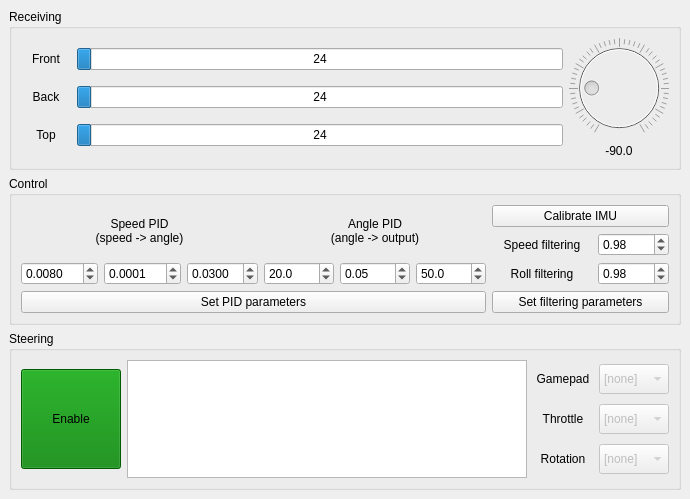
The window that src/rys_control/remote/src/UI/Layouts/RysRemoteMainWindowLayout.ui (GroupOfRobots/MiniRysV4ROS2) describes before a commit, drawn with Qt 5.
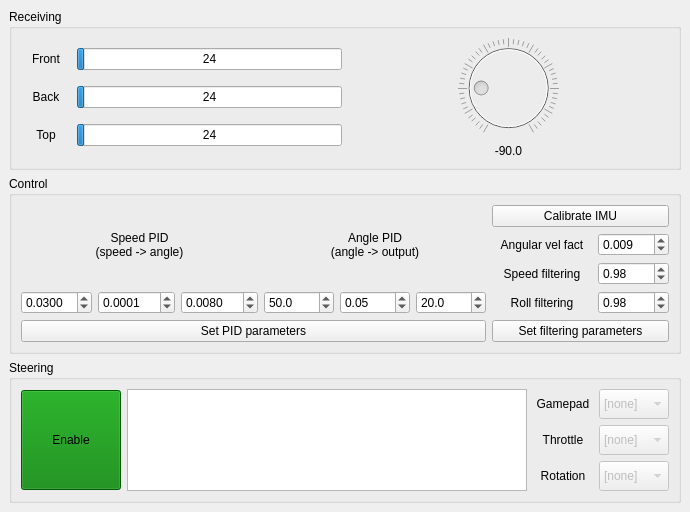
The same window after the commit.

Commit message: rys_remote: added Angular Velocity factor spinbox and handlers

```diff
--- a/src/rys_control/remote/src/UI/Layouts/RysRemoteMainWindowLayout.ui
+++ b/src/rys_control/remote/src/UI/Layouts/RysRemoteMainWindowLayout.ui
@@ -49,6 +49,12 @@
            </item>
            <item>
             <widget class="QProgressBar" name="sonarFrontBar">
+             <property name="sizePolicy">
+              <sizepolicy hsizetype="Expanding" vsizetype="Fixed">
+               <horstretch>0</horstretch>
+               <verstretch>0</verstretch>
+              </sizepolicy>
+             </property>
              <property name="minimumSize">
               <size>
                <width>100</width>
@@ -97,6 +103,12 @@
            </item>
            <item>
             <widget class="QProgressBar" name="sonarBackBar">
+             <property name="sizePolicy">
+              <sizepolicy hsizetype="Expanding" vsizetype="Fixed">
+               <horstretch>0</horstretch>
+               <verstretch>0</verstretch>
+              </sizepolicy>
+             </property>
              <property name="minimumSize">
               <size>
                <width>100</width>
@@ -145,6 +157,12 @@
            </item>
            <item>
             <widget class="QProgressBar" name="sonarTopBar">
+             <property name="sizePolicy">
+              <sizepolicy hsizetype="Expanding" vsizetype="Fixed">
+               <horstretch>0</horstretch>
+               <verstretch>0</verstretch>
+              </sizepolicy>
+             </property>
              <property name="minimumSize">
               <size>
                <width>100</width>
@@ -176,6 +194,12 @@
            <property name="enabled">
             <bool>false</bool>
            </property>
+           <property name="sizePolicy">
+            <sizepolicy hsizetype="Expanding" vsizetype="Expanding">
+             <horstretch>0</horstretch>
+             <verstretch>0</verstretch>
+            </sizepolicy>
+           </property>
            <property name="minimumSize">
             <size>
              <width>100</width>
@@ -269,50 +293,6 @@
              </item>
              <item>
               <layout class="QHBoxLayout" name="horizontalLayout_5">
-               <item>
-                <widget class="QDoubleSpinBox" name="speedDSpinBox">
-                 <property name="minimumSize">
-                  <size>
-                   <width>70</width>
-                   <height>0</height>
-                  </size>
-                 </property>
-                 <property name="decimals">
-                  <number>4</number>
-                 </property>
-                 <property name="maximum">
-                  <double>100.000000000000000</double>
-                 </property>
-                 <property name="singleStep">
-                  <double>0.001000000000000</double>
-                 </property>
-                 <property name="value">
-                  <double>0.008000000000000</double>
-                 </property>
-                </widget>
-               </item>
-               <item>
-                <widget class="QDoubleSpinBox" name="speedISpinBox">
-                 <property name="minimumSize">
-                  <size>
-                   <width>70</width>
-                   <height>0</height>
-                  </size>
-                 </property>
-                 <property name="decimals">
-                  <number>4</number>
-                 </property>
-                 <property name="maximum">
-                  <double>100.000000000000000</double>
-                 </property>
-                 <property name="singleStep">
-                  <double>0.000100000000000</double>
-                 </property>
-                 <property name="value">
-                  <double>0.000100000000000</double>
-                 </property>
-                </widget>
-               </item>
                <item>
                 <widget class="QDoubleSpinBox" name="speedPSpinBox">
                  <property name="minimumSize">
@@ -335,6 +315,50 @@
                  </property>
                 </widget>
                </item>
+               <item>
+                <widget class="QDoubleSpinBox" name="speedISpinBox">
+                 <property name="minimumSize">
+                  <size>
+                   <width>70</width>
+                   <height>0</height>
+                  </size>
+                 </property>
+                 <property name="decimals">
+                  <number>4</number>
+                 </property>
+                 <property name="maximum">
+                  <double>100.000000000000000</double>
+                 </property>
+                 <property name="singleStep">
+                  <double>0.000100000000000</double>
+                 </property>
+                 <property name="value">
+                  <double>0.000100000000000</double>
+                 </property>
+                </widget>
+               </item>
+               <item>
+                <widget class="QDoubleSpinBox" name="speedDSpinBox">
+                 <property name="minimumSize">
+                  <size>
+                   <width>70</width>
+                   <height>0</height>
+                  </size>
+                 </property>
+                 <property name="decimals">
+                  <number>4</number>
+                 </property>
+                 <property name="maximum">
+                  <double>100.000000000000000</double>
+                 </property>
+                 <property name="singleStep">
+                  <double>0.001000000000000</double>
+                 </property>
+                 <property name="value">
+                  <double>0.008000000000000</double>
+                 </property>
+                </widget>
+               </item>
               </layout>
              </item>
             </layout>
@@ -360,41 +384,6 @@
              </item>
              <item>
               <layout class="QHBoxLayout" name="horizontalLayout_2">
-               <item>
-                <widget class="QDoubleSpinBox" name="angleDSpinBox">
-                 <property name="minimumSize">
-                  <size>
-                   <width>70</width>
-                   <height>0</height>
-                  </size>
-                 </property>
-                 <property name="decimals">
-                  <number>1</number>
-                 </property>
-                 <property name="maximum">
-                  <double>100.000000000000000</double>
-                 </property>
-                 <property name="value">
-                  <double>20.000000000000000</double>
-                 </property>
-                </widget>
-               </item>
-               <item>
-                <widget class="QDoubleSpinBox" name="angleISpinBox">
-                 <property name="minimumSize">
-                  <size>
-                   <width>70</width>
-                   <height>0</height>
-                  </size>
-                 </property>
-                 <property name="decimals">
-                  <number>2</number>
-                 </property>
-                 <property name="value">
-                  <double>0.050000000000000</double>
-                 </property>
-                </widget>
-               </item>
                <item>
                 <widget class="QDoubleSpinBox" name="anglePSpinBox">
                  <property name="minimumSize">
@@ -414,6 +403,41 @@
                  </property>
                 </widget>
                </item>
+               <item>
+                <widget class="QDoubleSpinBox" name="angleISpinBox">
+                 <property name="minimumSize">
+                  <size>
+                   <width>70</width>
+                   <height>0</height>
+                  </size>
+                 </property>
+                 <property name="decimals">
+                  <number>2</number>
+                 </property>
+                 <property name="value">
+                  <double>0.050000000000000</double>
+                 </property>
+                </widget>
+               </item>
+               <item>
+                <widget class="QDoubleSpinBox" name="angleDSpinBox">
+                 <property name="minimumSize">
+                  <size>
+                   <width>70</width>
+                   <height>0</height>
+                  </size>
+                 </property>
+                 <property name="decimals">
+                  <number>1</number>
+                 </property>
+                 <property name="maximum">
+                  <double>100.000000000000000</double>
+                 </property>
+                 <property name="value">
+                  <double>20.000000000000000</double>
+                 </property>
+                </widget>
+               </item>
               </layout>
              </item>
             </layout>
@@ -438,6 +462,48 @@
            </property>
           </widget>
          </item>
+         <item>
+          <layout class="QHBoxLayout" name="speedFilteringHorizontalLayout_2">
+           <item>
+            <widget class="QLabel" name="angularVelocityLabel">
+             <property name="minimumSize">
+              <size>
+               <width>100</width>
+               <height>20</height>
+              </size>
+             </property>
+             <property name="text">
+              <string>Angular vel fact</string>
+             </property>
+             <property name="alignment">
+              <set>Qt::AlignCenter</set>
+             </property>
+            </widget>
+           </item>
+           <item>
+            <widget class="QDoubleSpinBox" name="angularVelocitySpinBox">
+             <property name="minimumSize">
+              <size>
+               <width>70</width>
+               <height>0</height>
+              </size>
+             </property>
+             <property name="decimals">
+              <number>3</number>
+             </property>
+             <property name="maximum">
+              <double>1.000000000000000</double>
+             </property>
+             <property name="singleStep">
+              <double>0.010000000000000</double>
+             </property>
+             <property name="value">
+              <double>0.009000000000000</double>
+             </property>
+            </widget>
+           </item>
+          </layout>
+         </item>
          <item>
           <layout class="QHBoxLayout" name="speedFilteringHorizontalLayout">
            <item>
```
Left out of the diff: 18 changed lines with no effect on the pictures. The commit also changes 3 other files.
